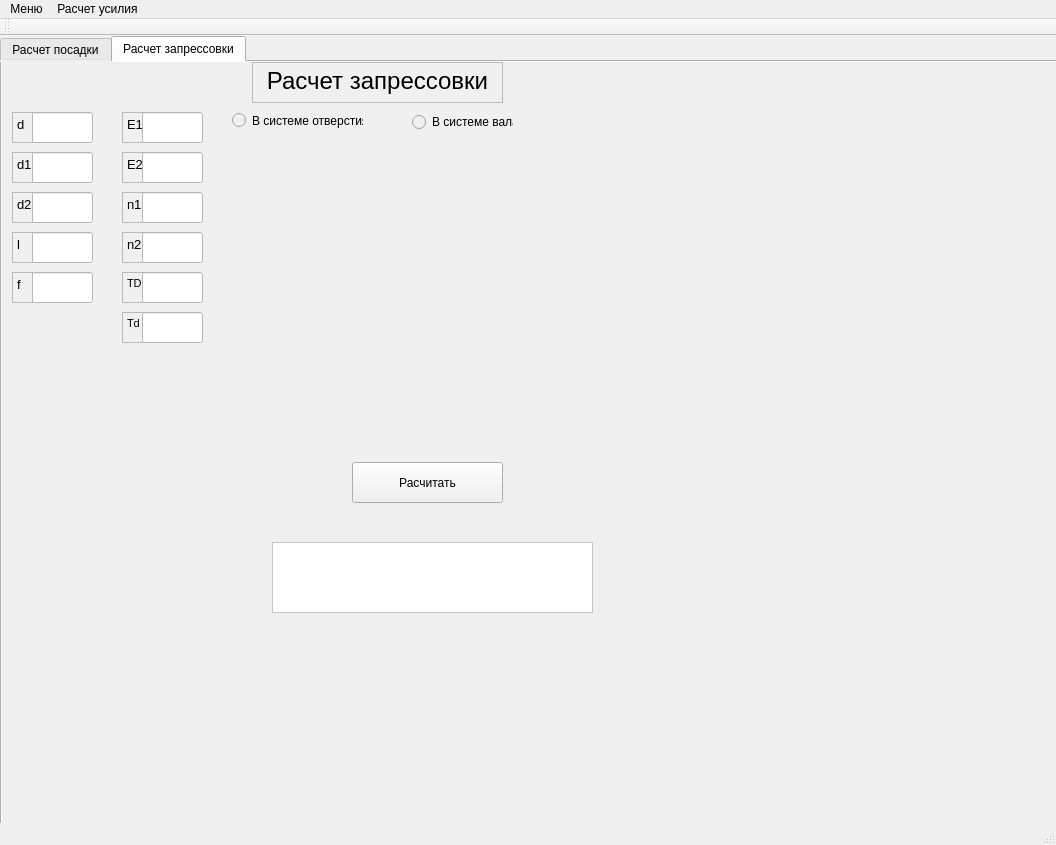
The window that mainwindow.ui (Mag2-maker/Diplom) describes before a commit, drawn with Qt 5.
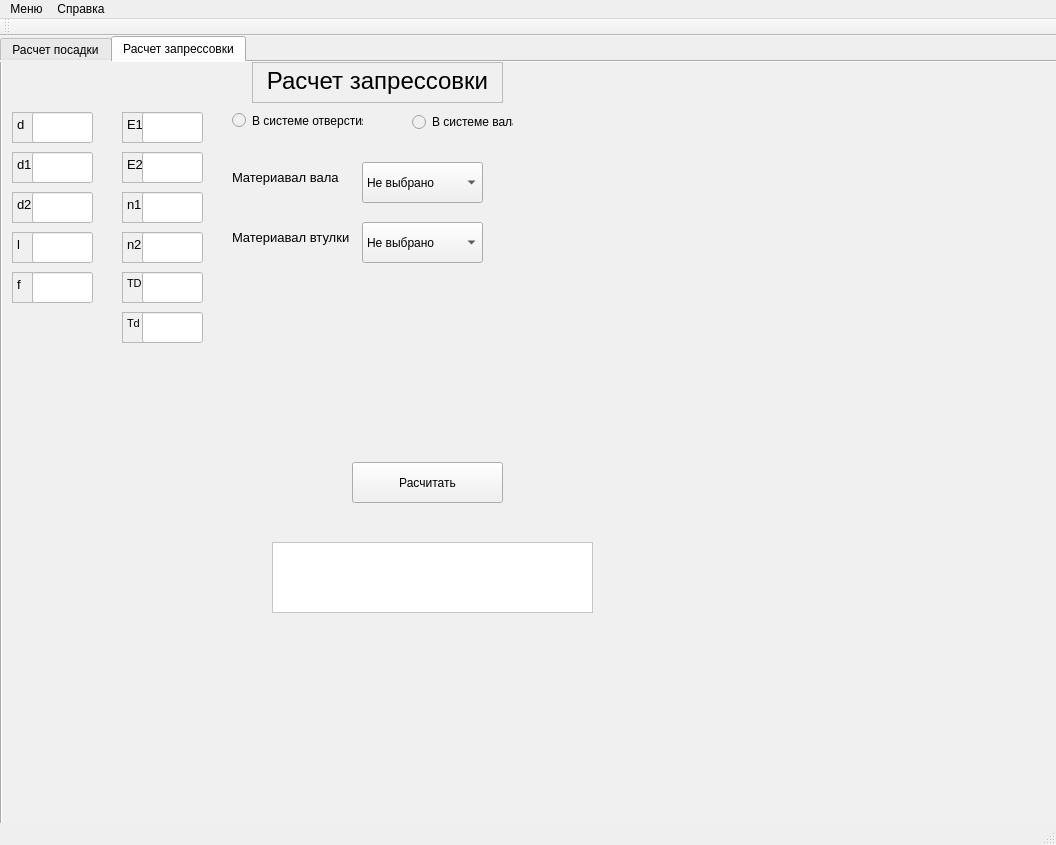
The same window after the commit. The open tabs and pages were chosen to show the change. Icons and pictures are not drawn.

What changed in the file:
```diff
--- a/mainwindow.ui
+++ b/mainwindow.ui
@@ -1246,6 +1246,72 @@
        <string notr="true">background-color:rgb(255, 255, 255)</string>
       </property>
      </widget>
+     <widget class="QComboBox" name="comboBox_7">
+      <property name="geometry">
+       <rect>
+        <x>360</x>
+        <y>100</y>
+        <width>121</width>
+        <height>41</height>
+       </rect>
+      </property>
+      <item>
+       <property name="text">
+        <string>Не выбрано</string>
+       </property>
+      </item>
+     </widget>
+     <widget class="QComboBox" name="comboBox_8">
+      <property name="geometry">
+       <rect>
+        <x>360</x>
+        <y>160</y>
+        <width>121</width>
+        <height>41</height>
+       </rect>
+      </property>
+      <item>
+       <property name="text">
+        <string>Не выбрано</string>
+       </property>
+      </item>
+     </widget>
+     <widget class="QLabel" name="label_13">
+      <property name="geometry">
+       <rect>
+        <x>230</x>
+        <y>160</y>
+        <width>121</width>
+        <height>31</height>
+       </rect>
+      </property>
+      <property name="font">
+       <font>
+        <pointsize>10</pointsize>
+       </font>
+      </property>
+      <property name="text">
+       <string>Материавал втулки</string>
+      </property>
+     </widget>
+     <widget class="QLabel" name="label_14">
+      <property name="geometry">
+       <rect>
+        <x>230</x>
+        <y>100</y>
+        <width>111</width>
+        <height>31</height>
+       </rect>
+      </property>
+      <property name="font">
+       <font>
+        <pointsize>10</pointsize>
+       </font>
+      </property>
+      <property name="text">
+       <string>Материавал вала</string>
+      </property>
+     </widget>
      <zorder>textEdit_92</zorder>
      <zorder>textEdit_91</zorder>
      <zorder>label_2</zorder>
@@ -1296,7 +1362,7 @@
    </widget>
    <widget class="QMenu" name="menu_2">
     <property name="title">
-     <string>Расчет усилия</string>
+     <string>Справка</string>
     </property>
    </widget>
    <addaction name="menu"/>
```
Left out of the diff: 14 changed lines with no effect on the pictures.
